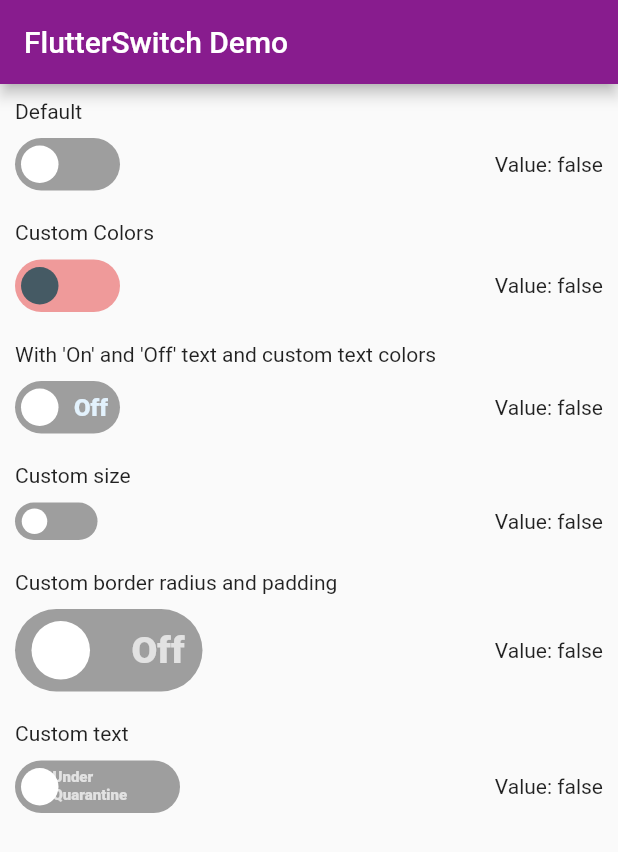
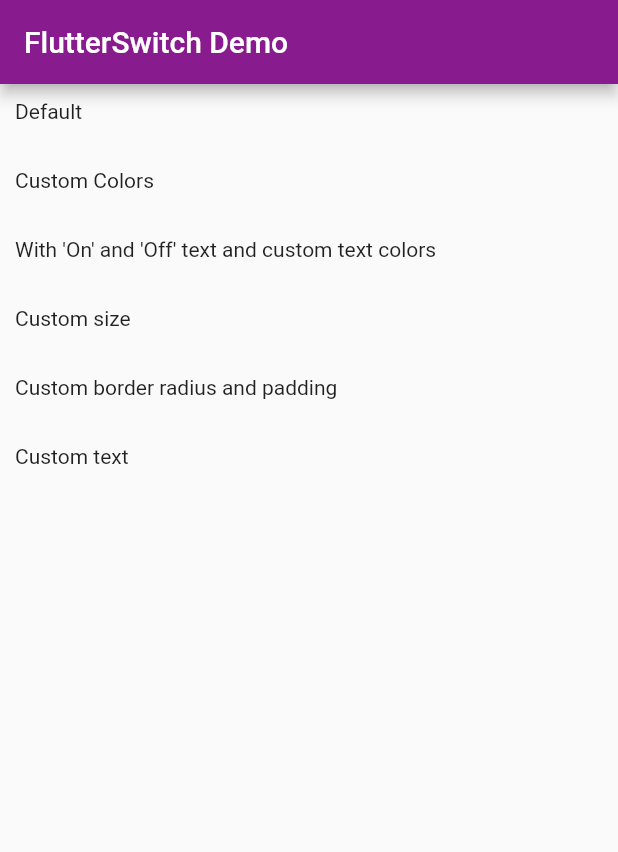
Before and after one commit to suman0717/test, a Flutter app: the MyHomePage screen opened directly, on a phone screen of 412 x 824 dp. Shown: the top 852 px of the screen. Run offline on Flutter 3.47's test engine with Material 2 defaults, Android fonts, the phone set to English and light mode, and no system bars; our stand-ins replace email_validator, flushbar, flutter_icons, flutter_svg, font_awesome_flutter, mask_text_input_formatter and 3 more; missing offline and left inert: pdf_viewer_plugin; accounts and stored records are empty; network calls fail.

Commit message:
3nd commit

```diff
--- a/lib/screens/SignIn.dart
+++ b/lib/screens/SignIn.dart
@@ -80,17 +80,6 @@
                     ),
                   ),
                 ),
-//                Visibility(
-//                    visible: _recoveryMessage==''?false:true,
-//                    child: Padding(
-//                      padding: EdgeInsets.only(top: 8.0),
-//                      child: Text(
-//                        _recoveryMessage,
-//                        style: TextStyle(
-//                            color: Colors.red,
-//                            fontSize: 1.5 * SizeConfig.heightMultiplier),
-//                      ),
-//                    )),
                 SizedBox(
                   height: 30.0,
                 ),
@@ -382,7 +371,6 @@
         child: SingleChildScrollView(
           child: Center(
             child: Column(
-//              crossAxisAlignment: CrossAxisAlignment.center,
               children: [
                 SizedBox(
                   height: 10.0 * SizeConfig.heightMultiplier,
@@ -481,7 +469,7 @@
                           _waiting = false;
                         });
 
-                        if (username == serverUsername &&
+                        if (username.toLowerCase() == serverUsername.toLowerCase() &&
                             password == serverPassword) {
                           if (accountStatus == 'Active') {
                             Navigator.push(
--- a/lib/screens/home.dart
+++ b/lib/screens/home.dart
@@ -18,6 +18,7 @@
 import 'dart:convert';
 import 'package:flushbar/flushbar.dart';
 import 'package:shared_preferences/shared_preferences.dart';
+import 'dart:ui';
 
 String selectedlocation;
 var _formkey = GlobalKey<FormState>();
@@ -192,8 +193,7 @@
 
   @override
   Widget build(BuildContext context) {
-    return SafeArea(
-      child: Scaffold(
+    return Scaffold(
       appBar: AppBar(
         leading: Container(),
         elevation: 0.0,
@@ -674,7 +674,9 @@
                                 color: Color(0xffe8e8e8), width: 1.0),
                           ),
                           child: Center(
-                              child: DropdownButton<String>(
+                            child: DropdownButton<String>(onTap: (){
+                              FocusManager.instance.primaryFocus.unfocus();
+                            },
                               items:
                                   locationListTemp.map((String dropdownitem) {
                                 return DropdownMenuItem<String>(
@@ -758,7 +760,6 @@
               ),
             ),
           ],
-          ),
         ),
       ),
     );
--- a/lib/screens/password_reset_success.dart
+++ b/lib/screens/password_reset_success.dart
@@ -18,8 +18,7 @@
   @override
   Widget build(BuildContext context) {
     return
-      SafeArea(
-      child: Scaffold(
+      Scaffold(
         backgroundColor: const Color(0xffffffff),
         body: Stack(
           alignment: Alignment.center,
@@ -139,7 +138,6 @@
             ),
           ],
         ),
-      ),
-    );
+      );
   }
 }
--- a/lib/screens/registration_success.dart
+++ b/lib/screens/registration_success.dart
@@ -28,8 +28,7 @@
   @override
   Widget build(BuildContext context) {
     return
-      SafeArea(
-      child: Scaffold(
+      Scaffold(
         appBar: AppBar(
           leading: Container(),
           elevation: 0.0,
@@ -194,7 +193,6 @@
             ),
           ],
         ),
-      ),
-    );
+      );
   }
 }
--- a/lib/screens/test.dart
+++ b/lib/screens/test.dart
@@ -1,5 +1,4 @@
 import 'package:flutter/material.dart';
-import 'package:flutter_switch/flutter_switch.dart';
 
 void main() => runApp(MyApp());
 
@@ -41,158 +40,27 @@
           children: <Widget>[
             Text("Default"),
             SizedBox(height: 10.0),
-            Row(
-              mainAxisAlignment: MainAxisAlignment.spaceBetween,
-              children: <Widget>[
-                FlutterSwitch(
-                  value: status1,
-                  onToggle: (val) {
-                    setState(() {
-                      status1 = val;
-                    });
-                  },
-                ),
-                Container(
-                  alignment: Alignment.centerRight,
-                  child: Text(
-                    "Value: $status1",
-                  ),
-                ),
-              ],
-            ),
+
             SizedBox(height: 20.0),
             Text("Custom Colors"),
             SizedBox(height: 10.0),
-            Row(
-              mainAxisAlignment: MainAxisAlignment.spaceBetween,
-              children: <Widget>[
-                FlutterSwitch(
-                  activeColor: Colors.red,
-                  inactiveColor: Colors.red[200],
-                  toggleColor: Colors.blueGrey[700],
-                  value: status2,
-                  onToggle: (val) {
-                    setState(() {
-                      status2 = val;
-                    });
-                  },
-                ),
-                Container(
-                  alignment: Alignment.centerRight,
-                  child: Text(
-                    "Value: $status2",
-                  ),
-                ),
-              ],
-            ),
+
             SizedBox(height: 20.0),
             Text("With 'On' and 'Off' text and custom text colors"),
             SizedBox(height: 10.0),
-            Row(
-              mainAxisAlignment: MainAxisAlignment.spaceBetween,
-              children: <Widget>[
-                FlutterSwitch(
-                  showOnOff: true,
-                  activeTextColor: Colors.black,
-                  inactiveTextColor: Colors.blue[50],
-                  value: status3,
-                  onToggle: (val) {
-                    setState(() {
-                      status3 = val;
-                    });
-                  },
-                ),
-                Container(
-                  alignment: Alignment.centerRight,
-                  child: Text(
-                    "Value: $status3",
-                  ),
-                ),
-              ],
-            ),
+
             SizedBox(height: 20.0),
             Text("Custom size"),
             SizedBox(height: 10.0),
-            Row(
-              mainAxisAlignment: MainAxisAlignment.spaceBetween,
-              children: <Widget>[
-                FlutterSwitch(
-                  width: 55.0,
-                  height: 25.0,
-                  valueFontSize: 12.0,
-                  toggleSize: 18.0,
-                  value: status4,
-                  onToggle: (val) {
-                    setState(() {
-                      status4 = val;
-                    });
-                  },
-                ),
-                Container(
-                  alignment: Alignment.centerRight,
-                  child: Text(
-                    "Value: $status4",
-                  ),
-                ),
-              ],
-            ),
+
             SizedBox(height: 20.0),
             Text("Custom border radius and padding"),
             SizedBox(height: 10.0),
-            Row(
-              mainAxisAlignment: MainAxisAlignment.spaceBetween,
-              children: <Widget>[
-                FlutterSwitch(
-                  width: 125.0,
-                  height: 55.0,
-                  valueFontSize: 25.0,
-                  toggleSize: 45.0,
-                  value: status5,
-                  borderRadius: 30.0,
-                  padding: 8.0,
-                  showOnOff: true,
-                  onToggle: (val) {
-                    setState(() {
-                      status5 = val;
-                    });
-                  },
-                ),
-                Container(
-                  alignment: Alignment.centerRight,
-                  child: Text(
-                    "Value: $status5",
-                  ),
-                ),
-              ],
-            ),
+
             SizedBox(height: 20.0),
             Text("Custom text"),
             SizedBox(height: 10.0),
-            Row(
-              mainAxisAlignment: MainAxisAlignment.spaceBetween,
-              children: <Widget>[
-                FlutterSwitch(
-                  activeText: "All Good",
-                  inactiveText: "Under Quarantine",
-                  value: status6,
-                  valueFontSize: 10.0,
-                  width: 110,
-                  borderRadius: 30.0,
-                  showOnOff: true,
-                  onToggle: (val) {
-                    setState(() {
-                      status6 = val;
-                    });
-                  },
-                ),
-                Container(
-                  alignment: Alignment.centerRight,
-                  child: Text(
-                    "Value: $status6",
-                  ),
-                ),
-              ],
-            )
+
           ],
         ),
       ),
--- a/pubspec.yaml
+++ b/pubspec.yaml
@@ -37,7 +37,7 @@
   email_validator: ^1.0.5
   pdf_viewer_plugin: ^1.0.0+2
   path_provider: ^1.6.11
-  flutter_switch: ^0.1.1
+  colorful_safe_area: ^0.2.0
 
 
   # The following adds the Cupertino Icons font to your application.
```
Also changed, not shown: pubspec.lock, 2 other files. Lines whose indentation alone changed are shown as unchanged.
